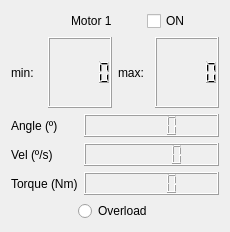
Above: movimientos/Movimientos/motor.ui from Alvaro-Agenjo/ROMERIN_SIM before the change. Below: the same form after it.
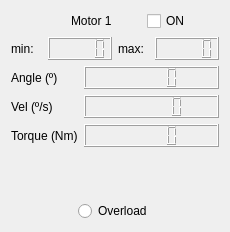
That is the form after the change.

Diff of the .ui file:
```diff
--- a/movimientos/Movimientos/motor.ui
+++ b/movimientos/Movimientos/motor.ui
@@ -38,23 +38,49 @@
       <layout class="QHBoxLayout" name="horizontalLayout_3">
        <item>
         <widget class="QLabel" name="txt_min">
+         <property name="sizePolicy">
+          <sizepolicy hsizetype="Preferred" vsizetype="Preferred">
+           <horstretch>0</horstretch>
+           <verstretch>0</verstretch>
+          </sizepolicy>
+         </property>
          <property name="text">
           <string>min:</string>
          </property>
         </widget>
        </item>
        <item>
-        <widget class="QLCDNumber" name="num_min"/>
+        <widget class="QLCDNumber" name="num_min">
+         <property name="sizePolicy">
+          <sizepolicy hsizetype="Preferred" vsizetype="Maximum">
+           <horstretch>0</horstretch>
+           <verstretch>0</verstretch>
+          </sizepolicy>
+         </property>
+        </widget>
        </item>
        <item>
         <widget class="QLabel" name="txt_max">
+         <property name="sizePolicy">
+          <sizepolicy hsizetype="Preferred" vsizetype="Preferred">
+           <horstretch>0</horstretch>
+           <verstretch>0</verstretch>
+          </sizepolicy>
+         </property>
          <property name="text">
           <string>max:</string>
          </property>
         </widget>
        </item>
        <item>
-        <widget class="QLCDNumber" name="num_max"/>
+        <widget class="QLCDNumber" name="num_max">
+         <property name="sizePolicy">
+          <sizepolicy hsizetype="Preferred" vsizetype="Maximum">
+           <horstretch>0</horstretch>
+           <verstretch>0</verstretch>
+          </sizepolicy>
+         </property>
+        </widget>
        </item>
       </layout>
      </item>
@@ -68,7 +94,14 @@
         </widget>
        </item>
        <item row="0" column="1">
-        <widget class="QLCDNumber" name="num_angulo"/>
+        <widget class="QLCDNumber" name="num_angulo">
+         <property name="sizePolicy">
+          <sizepolicy hsizetype="Minimum" vsizetype="Minimum">
+           <horstretch>0</horstretch>
+           <verstretch>0</verstretch>
+          </sizepolicy>
+         </property>
+        </widget>
        </item>
        <item row="1" column="0">
         <widget class="QLabel" name="label_3">
```
